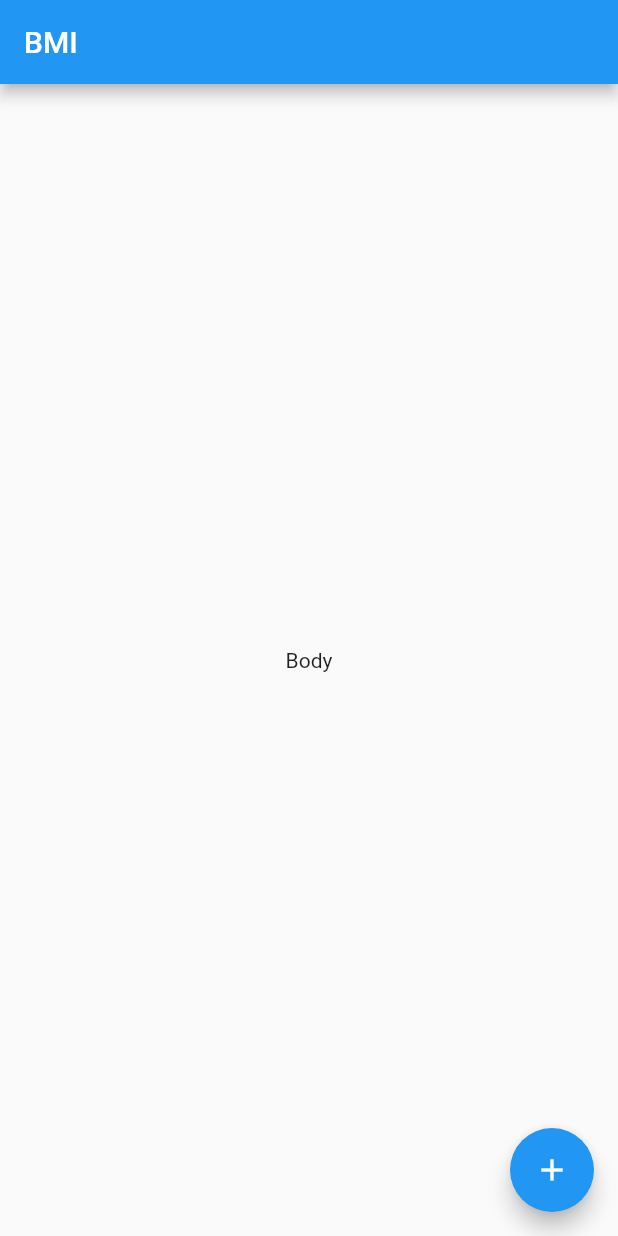
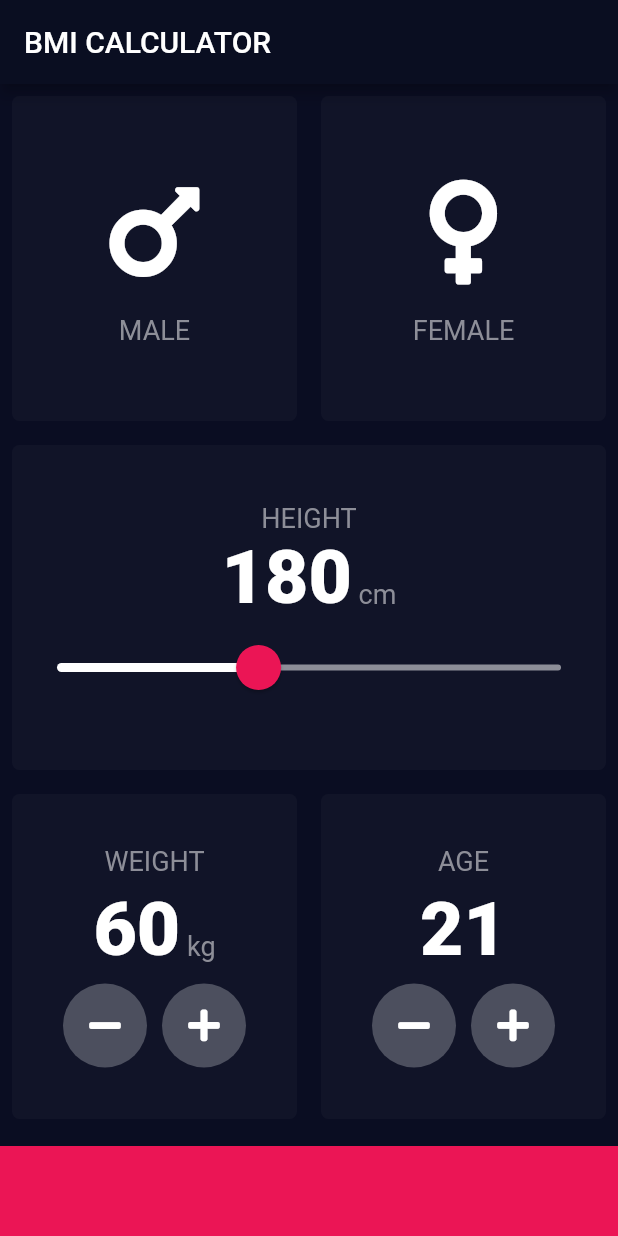
Before and after one commit to naingminoo99/bmi_calculator, a Flutter app: the screen it shows after launch, on a phone screen of 412 x 824 dp. Run offline on Flutter 3.47's test engine with Material 2 defaults, Android fonts, the phone set to English and light mode, and no system bars; our stand-ins replace font_awesome_flutter.

Commit message:
latest
full ui

```diff
--- /dev/null
+++ b/lib/ReuseableCard.dart
@@ -0,0 +1,22 @@
+import 'package:flutter/material.dart';
+
+class ReuseableCard extends StatelessWidget {
+  ReuseableCard({@required this.colour, this.cardChild, this.Onpress});
+  final Color colour;
+  final Widget cardChild;
+  final Function Onpress;
+  @override
+  Widget build(BuildContext context) {
+    return GestureDetector(
+      onTap: Onpress,
+      child: Container(
+        child: cardChild,
+        margin: EdgeInsets.all(8),
+        decoration: BoxDecoration(
+          color: colour,
+          borderRadius: BorderRadius.circular(5),
+        ),
+      ),
+    );
+  }
+} //the background card
--- /dev/null
+++ b/lib/constants.dart
@@ -0,0 +1,13 @@
+import 'package:flutter/material.dart';
+
+const Color inactive = Color(0xFF111428);
+const Color active = Color(0xFF1D1E44);
+const kLableTextStyle = TextStyle(
+  fontSize: 18,
+  color: Color(0xFF8D8E98),
+);
+
+const kLableLarge = TextStyle(
+  fontSize: 50,
+  fontWeight: FontWeight.w900,
+);
--- /dev/null
+++ b/lib/containerContent.dart
@@ -0,0 +1,29 @@
+import 'package:flutter/material.dart';
+import 'constants.dart';
+
+class containerContent extends StatelessWidget {
+  containerContent({this.icon, this.label});
+
+  final String label;
+  final IconData icon;
+
+  @override
+  Widget build(BuildContext context) {
+    return Column(
+      mainAxisAlignment: MainAxisAlignment.center,
+      children: <Widget>[
+        Icon(
+          icon,
+          size: 80,
+        ),
+        SizedBox(
+          height: 15,
+        ),
+        Text(
+          label,
+          style: kLableTextStyle,
+        )
+      ],
+    );
+  }
+} //for the icons
--- /dev/null
+++ b/lib/input_page.dart
@@ -0,0 +1,271 @@
+import 'package:flutter/material.dart';
+import 'package:font_awesome_flutter/font_awesome_flutter.dart';
+import 'containerContent.dart';
+import 'ReuseableCard.dart';
+import 'constants.dart';
+//these variables are to remove unnessery redunduncies and make it easier to maintian
+
+enum Gender {
+  male,
+  female,
+}
+
+class BMIinput extends StatefulWidget {
+  @override
+  _BMIinputState createState() => _BMIinputState();
+}
+
+Color maleCardColor = inactive;
+Color femaleCardColor = inactive;
+Gender selectedGender;
+int height = 180;
+int weight = 60;
+int age = 21;
+
+//Start of the input Page
+class _BMIinputState extends State<BMIinput> {
+  @override
+  Widget build(BuildContext context) {
+    return Scaffold(
+        appBar: AppBar(
+          title: Text('BMI CALCULATOR'),
+        ),
+        body: Column(
+          crossAxisAlignment: CrossAxisAlignment.stretch,
+          children: <Widget>[
+            Expanded(
+              child: Row(
+                children: <Widget>[
+                  //Male Card
+                  Expanded(
+                    child: ReuseableCard(
+                      Onpress: () {
+                        setState(() {
+                          selectedGender = Gender.male;
+                        });
+                      },
+                      colour: selectedGender == Gender.male ? active : inactive,
+                      cardChild: containerContent(
+                        icon: FontAwesomeIcons.mars,
+                        label: 'MALE',
+                      ),
+                    ),
+                  ),
+                  //Female Card
+                  Expanded(
+                    child: ReuseableCard(
+                        Onpress: () {
+                          setState(() {
+                            selectedGender = Gender.female;
+                          });
+                        },
+                        colour:
+                            selectedGender == Gender.female ? active : inactive,
+                        cardChild: containerContent(
+                          icon: FontAwesomeIcons.venus,
+                          label: 'FEMALE',
+                        )),
+                  ),
+                ],
+              ),
+            ),
+            //Height Slider
+            Expanded(
+              child: ReuseableCard(
+                colour: inactive,
+                cardChild: Column(
+                  mainAxisAlignment: MainAxisAlignment.center,
+                  children: <Widget>[
+                    Text(
+                      'HEIGHT',
+                      style: kLableTextStyle,
+                    ),
+                    Row(
+                      mainAxisAlignment: MainAxisAlignment.center,
+                      crossAxisAlignment: CrossAxisAlignment.baseline,
+                      textBaseline: TextBaseline.alphabetic,
+                      children: <Widget>[
+                        Text(
+                          height.toString(),
+                          style: kLableLarge,
+                        ),
+                        Text(
+                          ' cm',
+                          style: kLableTextStyle,
+                        ),
+                      ],
+                    ),
+                    SliderTheme(
+                      data: SliderTheme.of(context).copyWith(
+                        inactiveTrackColor: Color(0xFF8D8E98),
+                        activeTrackColor: Colors.white,
+                        thumbColor: Color(0xFFEB1555),
+                        thumbShape:
+                            RoundSliderThumbShape(enabledThumbRadius: 15),
+                        overlayShape:
+                            RoundSliderOverlayShape(overlayRadius: 30),
+                        overlayColor: Color(0x29EB1555),
+                      ),
+                      child: Slider(
+                        value: height.toDouble(),
+                        min: 120,
+                        max: 270,
+                        onChanged: (double newValue) {
+                          setState(() {
+                            height = newValue.round();
+                          });
+                        },
+                      ),
+                    )
+                  ],
+                ),
+              ),
+            ),
+            Expanded(
+              child: Row(
+                children: <Widget>[
+                  //Weight Card
+                  Expanded(
+                    child: ReuseableCard(
+                      colour: inactive,
+                      cardChild: Column(
+                        mainAxisAlignment: MainAxisAlignment.center,
+                        children: <Widget>[
+                          Text(
+                            'WEIGHT',
+                            style: kLableTextStyle,
+                          ),
+                          SizedBox(
+                            height: 6,
+                          ),
+                          Row(
+                            mainAxisAlignment: MainAxisAlignment.center,
+                            crossAxisAlignment: CrossAxisAlignment.baseline,
+                            textBaseline: TextBaseline.alphabetic,
+                            children: <Widget>[
+                              Text(
+                                weight.toString(),
+                                style: kLableLarge,
+                              ),
+                              Text(
+                                ' kg',
+                                style: kLableTextStyle,
+                              ),
+                            ],
+                          ),
+                          SizedBox(
+                            height: 6,
+                          ),
+                          Row(
+                            mainAxisAlignment: MainAxisAlignment.center,
+                            children: <Widget>[
+                              RoundIconButton(
+                                icon: FontAwesomeIcons.minus,
+                                onPressed: () {
+                                  setState(() {
+                                    weight--;
+                                  });
+                                },
+                              ),
+                              SizedBox(
+                                width: 10,
+                              ),
+                              RoundIconButton(
+                                icon: FontAwesomeIcons.plus,
+                                onPressed: () {
+                                  setState(() {
+                                    weight++;
+                                  });
+                                },
+                              ),
+                            ],
+                          ),
+                        ],
+                      ),
+                    ),
+                  ),
+                  //Age Card
+                  Expanded(
+                    child: ReuseableCard(
+                      colour: inactive,
+                      cardChild: Column(
+                        mainAxisAlignment: MainAxisAlignment.center,
+                        children: <Widget>[
+                          Text(
+                            'AGE',
+                            style: kLableTextStyle,
+                          ),
+                          SizedBox(
+                            height: 6,
+                          ),
+                          Text(
+                            age.toString(),
+                            style: kLableLarge,
+                          ),
+                          SizedBox(
+                            height: 6,
+                          ),
+                          Row(
+                            mainAxisAlignment: MainAxisAlignment.center,
+                            children: <Widget>[
+                              RoundIconButton(
+                                icon: FontAwesomeIcons.minus,
+                                onPressed: () {
+                                  setState(() {
+                                    age--;
+                                  });
+                                },
+                              ),
+                              SizedBox(
+                                width: 10,
+                              ),
+                              RoundIconButton(
+                                icon: FontAwesomeIcons.plus,
+                                onPressed: () {
+                                  setState(() {
+                                    age++;
+                                  });
+                                },
+                              ),
+                            ],
+                          ),
+                        ],
+                      ),
+                    ),
+                  ),
+                ],
+              ),
+            ),
+            Container(
+              margin: EdgeInsets.only(top: 10),
+              color: Color(0xFFEB1555),
+              height: 60,
+              width: double.infinity,
+            ),
+          ],
+        ));
+  }
+}
+
+class RoundIconButton extends StatelessWidget {
+  RoundIconButton({@required this.icon, @required this.onPressed});
+  final IconData icon;
+  final Function onPressed;
+  @override
+  Widget build(BuildContext context) {
+    return RawMaterialButton(
+      onPressed: onPressed,
+      child: Icon(
+        icon,
+        color: Colors.white,
+      ),
+      elevation: 0,
+      fillColor: Color(0xFF4C4F5E),
+      constraints: BoxConstraints.tightFor(
+        width: 56.0,
+        height: 56.0,
+      ),
+      shape: CircleBorder(),
+    );
+  }
+}
--- a/lib/main.dart
+++ b/lib/main.dart
@@ -1,4 +1,5 @@
 import 'package:flutter/material.dart';
+import 'input_page.dart';
 
 void main() {
   runApp(BMIcalculator());
@@ -8,29 +9,12 @@ class BMIcalculator extends StatelessWidget {
   @override
   Widget build(BuildContext context) {
     return MaterialApp(
+      debugShowCheckedModeBanner: false,
+      theme: ThemeData.dark().copyWith(
+        primaryColor: Color(0xFF0A0E21),
+        scaffoldBackgroundColor: Color(0xFF0A0D22),
+      ),
       home: BMIinput(),
     );
   }
 }
-
-class BMIinput extends StatefulWidget {
-  @override
-  _BMIinputState createState() => _BMIinputState();
-}
-
-class _BMIinputState extends State<BMIinput> {
-  @override
-  Widget build(BuildContext context) {
-    return Scaffold(
-      appBar: AppBar(
-        title: Text('BMI'),
-      ),
-      body: Center(
-        child: Text('Body'),
-      ),
-      floatingActionButton: FloatingActionButton(
-        child: Icon(Icons.add),
-      ),
-    );
-  }
-}
--- a/pubspec.yaml
+++ b/pubspec.yaml
@@ -28,6 +28,7 @@ dependencies:
   # The following adds the Cupertino Icons font to your application.
   # Use with the CupertinoIcons class for iOS style icons.
   cupertino_icons: ^0.1.3
+  font_awesome_flutter: ^8.8.1
 
 dev_dependencies:
   flutter_test:
```
Also changed, not shown: pubspec.lock.
